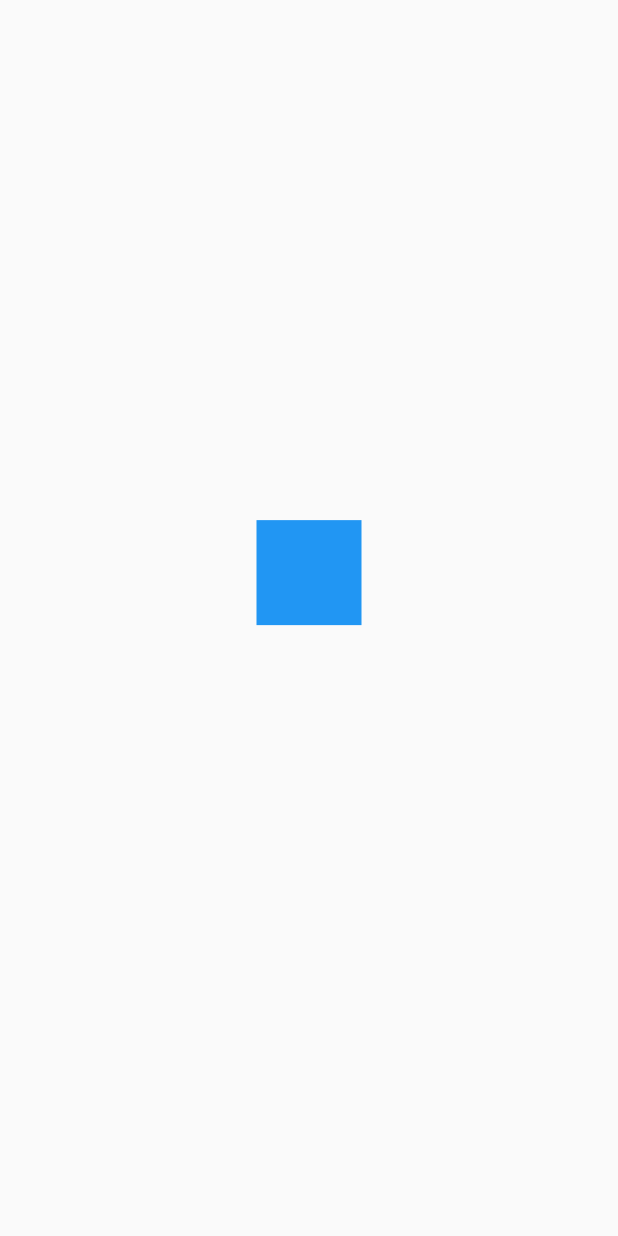
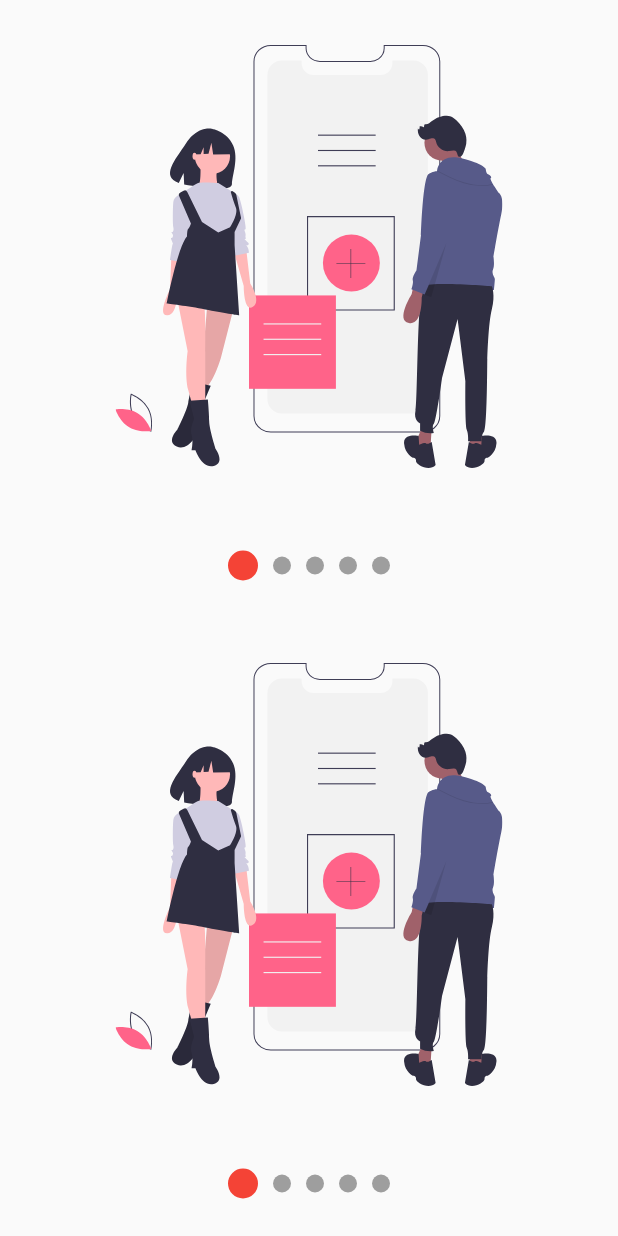
Before and after one commit to alexespinozaf/designApp, a Flutter app: the screen it shows after launch, on a phone screen of 412 x 824 dp. Run offline on Flutter 3.47's test engine with Material 2 defaults, Android fonts, the phone set to English and light mode, and no system bars; our stand-ins replace flutter_svg.

Commit message:
pie charts and sliders completion

```diff
--- /dev/null
+++ b/lib/labs/slideshow_page.dart
@@ -0,0 +1,108 @@
+import 'package:design/models/slider_model.dart';
+import 'package:flutter/material.dart';
+import 'package:flutter_svg/flutter_svg.dart';
+import 'package:provider/provider.dart';
+
+class SliderShowPage extends StatelessWidget {
+  @override
+  Widget build(BuildContext context) {
+    return ChangeNotifierProvider(
+      create: (_) => new SliderModel(),
+      child: Scaffold(
+        body: Center(
+            child: Column(
+          children: [Expanded(child: _Sliders()), _Dots()],
+        )),
+      ),
+    );
+  }
+}
+
+class _Dots extends StatelessWidget {
+  @override
+  Widget build(BuildContext context) {
+    return Container(
+      width: double.infinity,
+      height: 70,
+      child: Row(
+        mainAxisAlignment: MainAxisAlignment.center,
+        children: [_Dot(0), _Dot(1), _Dot(2)],
+      ),
+    );
+  }
+}
+
+class _Dot extends StatelessWidget {
+  final int index;
+
+  const _Dot(this.index);
+
+  @override
+  Widget build(BuildContext context) {
+    final pageViewIndex = Provider.of<SliderModel>(context).currentPage;
+    return AnimatedContainer(
+      duration: Duration(milliseconds: 300),
+      margin: EdgeInsets.symmetric(horizontal: 5),
+      width: 10,
+      height: 10,
+      decoration: BoxDecoration(
+          color: (pageViewIndex >= index - 0.5 && pageViewIndex < index + 0.5)
+              ? Colors.blue
+              : Colors.grey,
+          shape: BoxShape.circle),
+    );
+  }
+}
+
+class _Sliders extends StatefulWidget {
+  @override
+  __SlidersState createState() => __SlidersState();
+}
+
+class __SlidersState extends State<_Sliders> {
+  final pageViewController = new PageController();
+  @override
+  void initState() {
+    super.initState();
+    pageViewController.addListener(() {
+      // print('pagina actual: ${pageViewController.page}');
+      Provider.of<SliderModel>(context, listen: false).currentPage =
+          pageViewController.page;
+    });
+  }
+
+  @override
+  void dispose() {
+    pageViewController.dispose();
+    super.dispose();
+  }
+
+  @override
+  Widget build(BuildContext context) {
+    return Container(
+      child: PageView(
+        controller: pageViewController,
+        children: [
+          _Slide('assets/svgs/slide-1.svg'),
+          _Slide('assets/svgs/slide-2.svg'),
+          _Slide('assets/svgs/slide-3.svg')
+        ],
+      ),
+    );
+  }
+}
+
+class _Slide extends StatelessWidget {
+  final String svg;
+
+  const _Slide(this.svg);
+
+  @override
+  Widget build(BuildContext context) {
+    return Container(
+        width: double.infinity,
+        height: double.infinity,
+        padding: EdgeInsets.all(30),
+        child: SvgPicture.asset(svg));
+  }
+}
--- a/lib/main.dart
+++ b/lib/main.dart
@@ -1,6 +1,4 @@
-import 'package:design/challenges/animated_square_page.dart';
-import 'package:design/pages/animation_page.dart';
-import 'package:design/pages/header_page.dart';
+import 'package:design/pages/slides_show_page.dart';
 import 'package:flutter/material.dart';
 
 void main() => runApp(MyApp());
@@ -11,6 +9,6 @@ class MyApp extends StatelessWidget {
     return MaterialApp(
         debugShowCheckedModeBanner: false,
         title: 'Diseño app',
-        home: AnimatedSquarePage());
+        home: SlidesShowPage());
   }
 }
--- /dev/null
+++ b/lib/models/slider_model.dart
@@ -0,0 +1,12 @@
+import 'package:flutter/material.dart';
+
+class SliderModel with ChangeNotifier {
+  double _currentPage = 0;
+
+  double get currentPage => this._currentPage;
+
+  set currentPage(double currentPage) {
+    this._currentPage = currentPage;
+    notifyListeners();
+  }
+}
--- /dev/null
+++ b/lib/pages/slides_show_page.dart
@@ -0,0 +1,36 @@
+import 'package:design/widgets/slideshow.dart';
+import 'package:flutter/material.dart';
+import 'package:flutter_svg/flutter_svg.dart';
+
+class SlidesShowPage extends StatelessWidget {
+  @override
+  Widget build(BuildContext context) {
+    return Scaffold(
+      body: Column(
+        children: [
+          Expanded(child: MySlidershow()),
+          Expanded(child: MySlidershow()),
+        ],
+      ),
+    );
+  }
+}
+
+class MySlidershow extends StatelessWidget {
+  @override
+  Widget build(BuildContext context) {
+    return Slideshow(
+      slides: [
+        SvgPicture.asset('assets/svgs/slide-1.svg'),
+        SvgPicture.asset('assets/svgs/slide-2.svg'),
+        SvgPicture.asset('assets/svgs/slide-3.svg'),
+        SvgPicture.asset('assets/svgs/slide-4.svg'),
+        SvgPicture.asset('assets/svgs/slide-5.svg'),
+      ],
+      // indicatorUp: true,
+      primaryColor: Colors.red,
+      primaryBullet: 20.0,
+      secondaryBullet: 12.0,
+    );
+  }
+}
--- /dev/null
+++ b/lib/widgets/slideshow.dart
@@ -0,0 +1,202 @@
+import 'package:flutter/material.dart';
+import 'package:provider/provider.dart';
+
+class Slideshow extends StatelessWidget {
+  final List<Widget> slides;
+  final bool indicatorUp;
+  final Color primaryColor;
+  final Color secondaryColor;
+  final double primaryBullet;
+  final double secondaryBullet;
+
+  const Slideshow(
+      {@required this.slides,
+      this.indicatorUp = false,
+      this.secondaryColor = Colors.grey,
+      this.primaryColor = Colors.blue,
+      this.primaryBullet = 12.0,
+      this.secondaryBullet = 12.0});
+
+  @override
+  Widget build(BuildContext context) {
+    return ChangeNotifierProvider(
+        create: (_) => new _SlideshowModel(),
+        child: SafeArea(
+          child: Center(
+            child: Builder(builder: (BuildContext context) {
+              Provider.of<_SlideshowModel>(context).primaryColor =
+                  this.primaryColor;
+              Provider.of<_SlideshowModel>(context).secondaryColor =
+                  this.secondaryColor;
+              Provider.of<_SlideshowModel>(context).primaryBullet =
+                  this.primaryBullet;
+              Provider.of<_SlideshowModel>(context).secondaryBullet =
+                  this.secondaryBullet;
+
+              return _CreateSlidingStructure(
+                  indicatorUp: indicatorUp, slides: slides);
+            }),
+          ),
+        ));
+  }
+}
+
+class _CreateSlidingStructure extends StatelessWidget {
+  const _CreateSlidingStructure({
+    Key key,
+    @required this.indicatorUp,
+    @required this.slides,
+  }) : super(key: key);
+
+  final bool indicatorUp;
+  final List<Widget> slides;
+
+  @override
+  Widget build(BuildContext context) {
+    return Column(
+      children: [
+        if (this.indicatorUp)
+          _Dots(
+            this.slides.length,
+          ),
+        Expanded(child: _Sliders(this.slides)),
+        if (!this.indicatorUp) _Dots(this.slides.length),
+      ],
+    );
+  }
+}
+
+class _Dots extends StatelessWidget {
+  final int totalSlider;
+
+  const _Dots(this.totalSlider);
+  @override
+  Widget build(BuildContext context) {
+    return Container(
+      width: double.infinity,
+      height: 70,
+      child: Row(
+        mainAxisAlignment: MainAxisAlignment.center,
+        children: List.generate(this.totalSlider, (index) => _Dot(index)),
+      ),
+    );
+  }
+}
+
+class _Dot extends StatelessWidget {
+  final int index;
+
+  const _Dot(this.index);
+
+  @override
+  Widget build(BuildContext context) {
+    final slideshowModel = Provider.of<_SlideshowModel>(context);
+    double size = 0;
+    Color color;
+    if (slideshowModel.currentPage >= index - 0.5 &&
+        slideshowModel.currentPage < index + 0.5) {
+      size = slideshowModel.primaryBullet;
+      color = slideshowModel.primaryColor;
+    } else {
+      size = slideshowModel.secondaryBullet;
+      color = slideshowModel.secondaryColor;
+    }
+
+    return AnimatedContainer(
+      duration: Duration(milliseconds: 300),
+      margin: EdgeInsets.symmetric(horizontal: 5),
+      width: size,
+      height: size,
+      decoration: BoxDecoration(color: color, shape: BoxShape.circle),
+    );
+  }
+}
+
+class _Sliders extends StatefulWidget {
+  final List<Widget> slides;
+
+  const _Sliders(this.slides);
+  @override
+  __SlidersState createState() => __SlidersState();
+}
+
+class __SlidersState extends State<_Sliders> {
+  final pageViewController = new PageController();
+  @override
+  void initState() {
+    super.initState();
+    pageViewController.addListener(() {
+      Provider.of<_SlideshowModel>(context, listen: false).currentPage =
+          pageViewController.page;
+    });
+  }
+
+  @override
+  void dispose() {
+    pageViewController.dispose();
+    super.dispose();
+  }
+
+  @override
+  Widget build(BuildContext context) {
+    return Container(
+      child: PageView(
+        controller: pageViewController,
+        children: widget.slides.map((slide) => _Slide(slide)).toList(),
+      ),
+    );
+  }
+}
+
+class _Slide extends StatelessWidget {
+  final Widget slide;
+
+  const _Slide(this.slide);
+
+  @override
+  Widget build(BuildContext context) {
+    return Container(
+        width: double.infinity,
+        height: double.infinity,
+        padding: EdgeInsets.all(30),
+        child: slide);
+  }
+}
+
+class _SlideshowModel with ChangeNotifier {
+  double _currentPage = 0;
+  Color _primaryColor = Colors.blue;
+  Color _secondaryColor = Colors.grey;
+  double _primaryBullet = 12.0;
+  double _secondaryBullet = 12.0;
+  double get currentPage => this._currentPage;
+
+  set currentPage(double currentPage) {
+    this._currentPage = currentPage;
+    notifyListeners();
+  }
+
+  Color get primaryColor => this._primaryColor;
+
+  set primaryColor(Color primaryColor) {
+    this._primaryColor = primaryColor;
+  }
+
+  Color get secondaryColor => this._secondaryColor;
+
+  set secondaryColor(Color secondaryColor) {
+    this._secondaryColor = secondaryColor;
+  }
+
+  double get primaryBullet => this._primaryBullet;
+
+  set primaryBullet(double primaryBullet) {
+    this._primaryBullet = primaryBullet;
+  }
+
+  double get secondaryBullet => this._secondaryBullet;
+
+  set secondaryBullet(double secondaryBullet) {
+    this._secondaryBullet = secondaryBullet;
+  }
+}
```
Also changed, not shown: lib/labs/circular_progress_page.dart (added, +95 -0 lines), lib/pages/pie_charts_page.dart (added, +73 -0 lines), lib/widgets/radial_progress.dart (added, +99 -0 lines), pubspec.yaml (+4 -3 lines), assets/svgs/slide-1.svg (added), assets/svgs/slide-2.svg (added), assets/svgs/slide-3.svg (added), assets/svgs/slide-4.svg (added), assets/svgs/slide-5.svg (added), pubspec.lock.
